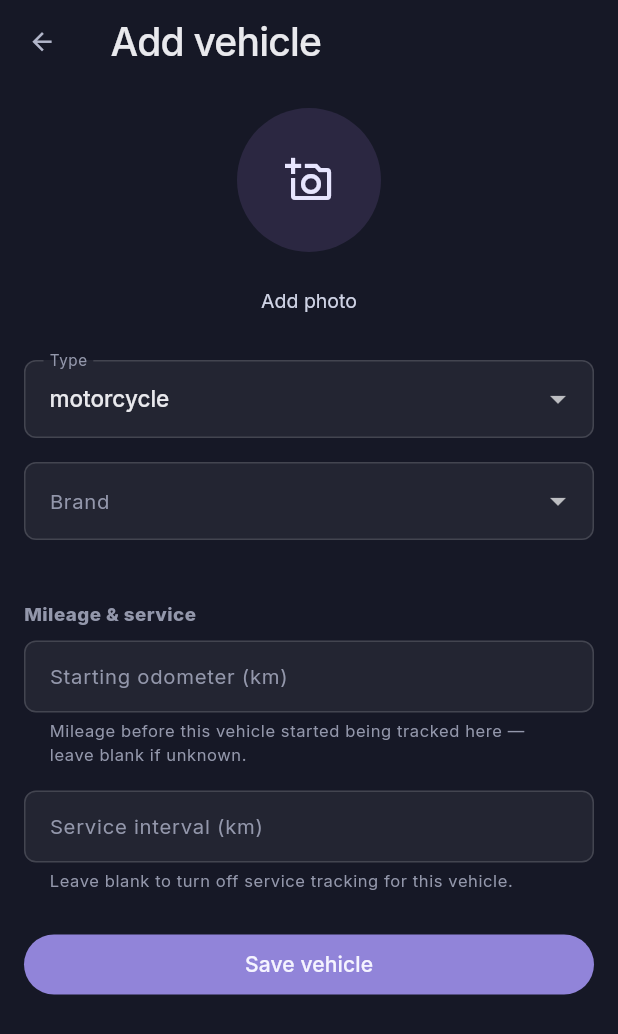
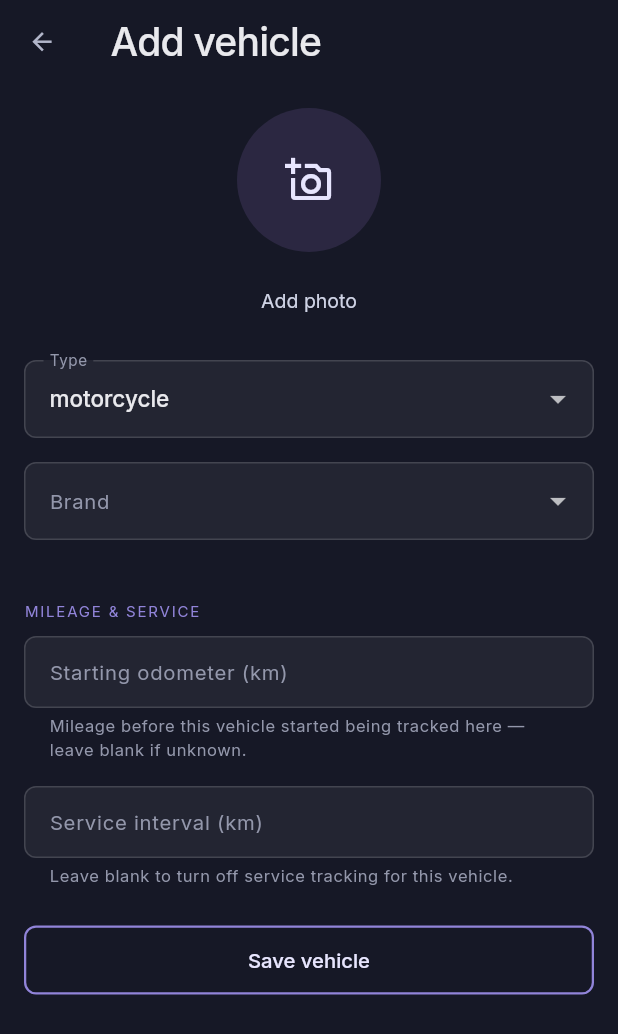
Before and after one commit to julian-e-negrete/OpenTrip, a Flutter app: the AddVehicleScreen screen opened directly, on a phone screen of 412 x 824 dp. Shown: the top 1034 px of the screen. Run offline on Flutter 3.47's test engine with Material 3 defaults, Android fonts, the phone set to English and light mode, and no system bars; our stand-ins replace flutter_blue_plus, flutter_map, geolocator, google_fonts, google_sign_in, image_picker and 7 more; accounts and stored records are empty.

Commit message:
Clean up: restyle Add/edit vehicle, remove the dead BLE demo screen
Add vehicle isn't one of the design handoff's twelve screens, but it's
real and frequently reached (Garage's + button, Vehicle detail's edit
action), and most of its old Bold & Energetic look survived untouched
by the earlier passes — its TextFields/dropdowns already picked up
Nocturne for free from the global InputDecorationTheme, but the BLE-
support callout was still a Material Card with a bold section heading
above it, and Save was still a filled button, which the handoff is
explicit nothing in Nocturne should be. Restyled those three spots;
left the rest, since the theme already carries it.

Deleted screens/vehicle_screen.dart — the standalone BLE scan/connect
demo tab the shell rewrite (first commit on this branch) already
stopped routing to. It's been fully superseded by the vehicle row's
connection pill (vehicles/vehicle_list_screen.dart) since the Garage
restyle, and grep confirms nothing still imports it. Updated two
doc comments that referenced it by path.

```diff
--- a/apps/mobile/lib/vehicles/add_vehicle_screen.dart
+++ b/apps/mobile/lib/vehicles/add_vehicle_screen.dart
@@ -8,6 +8,9 @@ import '../data/catalog/vehicle_catalog.dart';
 import '../data/local_image_store.dart';
 import '../data/models/vehicle.dart';
 import '../data/repositories/vehicle_repository.dart';
+import '../theme/app_theme.dart';
+import '../theme/ph_icons.dart';
+import '../theme/primitives.dart';
 
 /// Vehicle creation is deliberately brand -> model, not free text, for
 /// motorcycles and cars: a model in the catalog (data/catalog/vehicle_catalog.dart)
@@ -266,33 +269,28 @@ class _AddVehicleScreenState extends State<AddVehicleScreen> {
           if (_usesCatalog) ..._buildCatalogFields() else _buildFreeNameField(),
           if (_model?.connector != null && _model!.connector != VehicleBleConnector.none) ...[
             const SizedBox(height: 12),
-            Card(
-              color: Theme.of(context).colorScheme.primaryContainer,
-              child: const Padding(
+            const NoctPanel(
+              accent: true,
               padding: EdgeInsets.all(12),
               child: Row(
                 children: [
-                    Icon(Icons.bluetooth),
-                    SizedBox(width: 8),
+                  Icon(Ph.bluetooth, size: 18, color: Noct.a200),
+                  SizedBox(width: 10),
                   Expanded(
                     child: Text(
                       'This model supports Kawasaki Rideology BLE — telemetry '
                       'can connect automatically when recording a trip.',
+                      style: TextStyle(fontSize: 12, color: Noct.a200, height: 1.4),
                     ),
                   ),
                 ],
               ),
             ),
-            ),
           ],
           const SizedBox(height: 24),
-          Text(
-            'Mileage & service',
-            style: TextStyle(
-              color: Theme.of(context).colorScheme.onSurfaceVariant,
-              fontWeight: FontWeight.w800,
-              letterSpacing: 0.3,
-            ),
+          const Text(
+            'MILEAGE & SERVICE',
+            style: TextStyle(fontSize: 10, letterSpacing: 1.2, color: Noct.accent, fontWeight: FontWeight.w400),
           ),
           const SizedBox(height: 8),
           TextField(
@@ -321,15 +319,9 @@ class _AddVehicleScreenState extends State<AddVehicleScreen> {
             Text(_error!, style: TextStyle(color: Theme.of(context).colorScheme.error)),
             const SizedBox(height: 12),
           ],
-          FilledButton(
+          NoctOutlinedButton(
+            label: _saving ? 'Saving…' : (_editing ? 'Save changes' : 'Save vehicle'),
             onPressed: _saving ? null : _save,
-            child: _saving
-                ? const SizedBox(
-                    width: 20,
-                    height: 20,
-                    child: CircularProgressIndicator(strokeWidth: 2),
-                  )
-                : Text(_editing ? 'Save changes' : 'Save vehicle'),
           ),
         ],
       ),
```
Also changed, not shown: apps/mobile/lib/screens/vehicle_screen.dart (deleted, +0 -150 lines), apps/mobile/lib/vehicle/ble_connection_service.dart (+7 -6 lines), apps/mobile/lib/vehicle/kawasaki_connector.dart (+4 -3 lines). Lines whose indentation alone changed are shown as unchanged.
